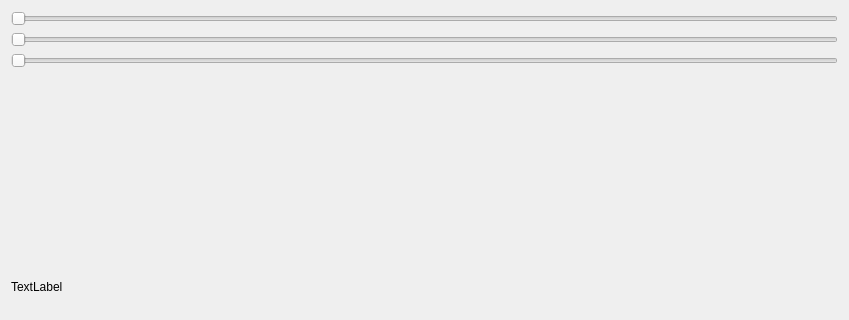
Qt form NTU/ML/曲線逆推/UI.ui (YuTing-Fang1999/FIH-tool) before a commit; both pictures show x 0 to 849 and y 0 to 320 of the 849 by 511 pixel window.
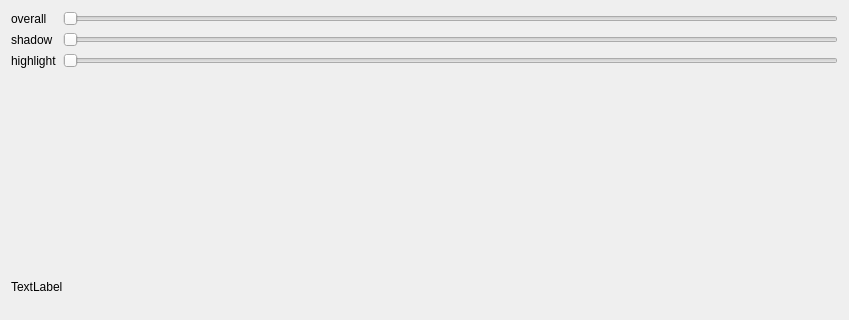
The same form after that commit.

```diff
--- a/NTU/ML/曲線逆推/UI.ui
+++ b/NTU/ML/曲線逆推/UI.ui
@@ -13,29 +13,64 @@
   <property name="windowTitle">
    <string>Form</string>
   </property>
-  <layout class="QVBoxLayout" name="verticalLayout_2">
-   <item>
     <layout class="QVBoxLayout" name="verticalLayout">
      <item>
+    <layout class="QGridLayout" name="gridLayout">
+     <item row="0" column="0">
+      <widget class="QLabel" name="label">
+       <property name="text">
+        <string>overall</string>
+       </property>
+      </widget>
+     </item>
+     <item row="0" column="1">
       <widget class="QSlider" name="slider1">
+       <property name="minimum">
+        <number>2</number>
+       </property>
+       <property name="maximum">
+        <number>28</number>
+       </property>
        <property name="orientation">
         <enum>Qt::Horizontal</enum>
        </property>
       </widget>
      </item>
-     <item>
+     <item row="1" column="0">
+      <widget class="QLabel" name="label_2">
+       <property name="text">
+        <string>shadow</string>
+       </property>
+      </widget>
+     </item>
+     <item row="1" column="1">
       <widget class="QSlider" name="slider2">
+       <property name="maximum">
+        <number>30</number>
+       </property>
        <property name="orientation">
         <enum>Qt::Horizontal</enum>
        </property>
       </widget>
      </item>
-     <item>
+     <item row="2" column="0">
+      <widget class="QLabel" name="label_3">
+       <property name="text">
+        <string>highlight</string>
+       </property>
+      </widget>
+     </item>
+     <item row="2" column="1">
       <widget class="QSlider" name="slider3">
+       <property name="maximum">
+        <number>15</number>
+       </property>
        <property name="orientation">
         <enum>Qt::Horizontal</enum>
        </property>
       </widget>
+     </item>
+    </layout>
      </item>
      <item>
       <widget class="QLabel" name="label_plot">
@@ -43,8 +78,6 @@
         <string>TextLabel</string>
        </property>
       </widget>
-     </item>
-    </layout>
    </item>
   </layout>
  </widget>
```
Lines whose indentation alone changed are shown as unchanged.
